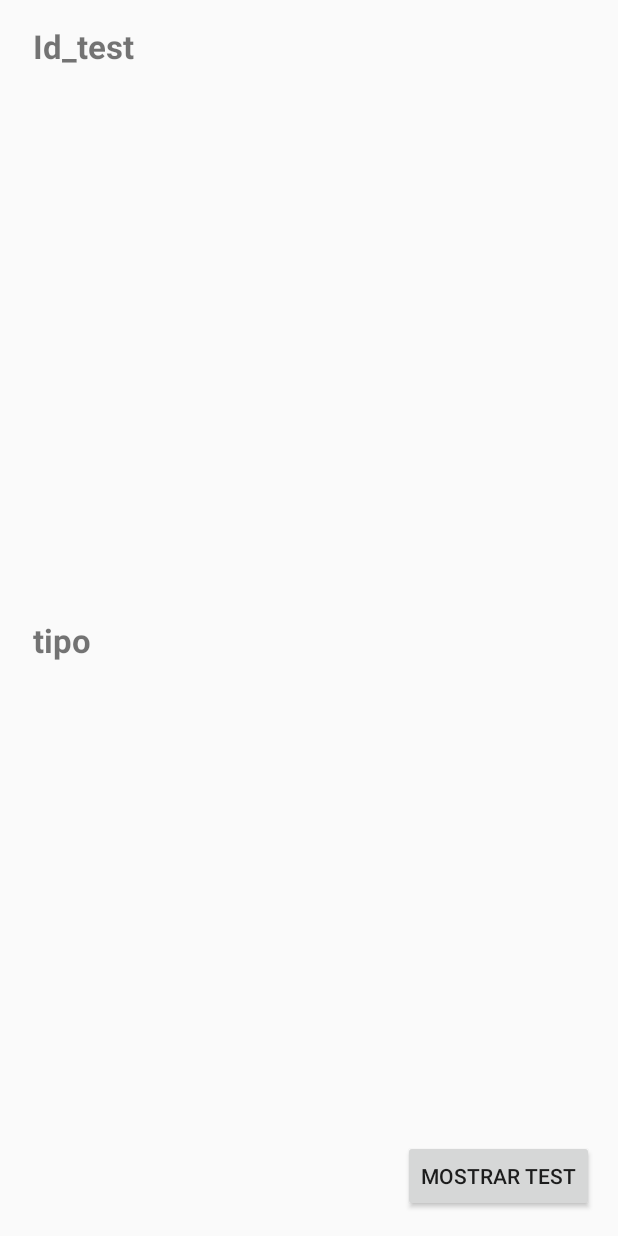
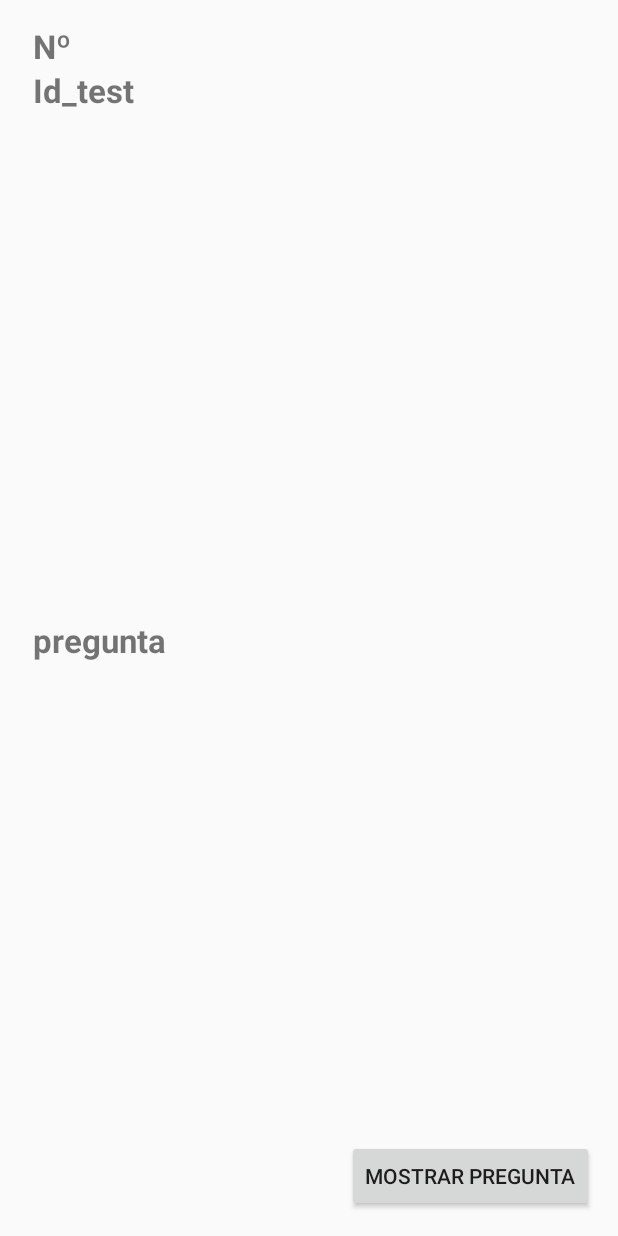
Before and after one commit to lalocl/quepues, an Android app: the screen it shows after launch (MainActivity), on a phone screen of 412 x 824 dp. Run offline under Robolectric (Android 15) with nearby library versions, the phone set to English and light mode, and no system bars.

Commit message:
TestDAO + PreguntaDAO con clave foranea Ok

```diff
--- a/app/src/main/java/com/wordpress/appsandroidsite/quepues/BBDD/DBHelper.java
+++ b/app/src/main/java/com/wordpress/appsandroidsite/quepues/BBDD/DBHelper.java
@@ -30,7 +30,7 @@ public class DBHelper extends SQLiteOpenHelper {
 
     //Cada vez que modifiquemos la base de datos hay que incrementar en uno el valor de esta variable
 
-    private static final int DATABASE_VERSION = 2;
+    private static final int DATABASE_VERSION = 4;
     //Nombre de la base de datos
     private static final String DATABASE_NAME="test.db";
 
@@ -56,8 +56,10 @@ public class DBHelper extends SQLiteOpenHelper {
                 + Pregunta.KEY_ID  + " INTEGER PRIMARY KEY AUTOINCREMENT ,"
                 + Pregunta.KEY_text + " TEXT, "
                 + Pregunta.KEY_ID_test  + " INTEGER, "
-                + Pregunta.KEY_number  + " INTEGER)";
-
+                + Pregunta.KEY_number  + " INTEGER, "
+                + " FOREIGN KEY ("+Pregunta.KEY_ID_test+") REFERENCES "+Test.TABLE+"("+Test.KEY_ID+")"
+                +");";
+        db.execSQL("PRAGMA foreign_keys =ON;");
         db.execSQL(CREATE_TABLE_TEST);
         db.execSQL(CREATE_TABLE_QUESTION);
 
--- a/app/src/main/java/com/wordpress/appsandroidsite/quepues/DAO/PreguntaDAO.java
+++ b/app/src/main/java/com/wordpress/appsandroidsite/quepues/DAO/PreguntaDAO.java
@@ -34,6 +34,7 @@ public class PreguntaDAO {
     //insertar
     public int insert(Pregunta pregunta){
         SQLiteDatabase db = dbHelper.getWritableDatabase();
+        db.execSQL("PRAGMA foreign_keys =ON;");
 
         //Creamos un array de clave-valor a partir de las variables asociadas en la clase modelo
         ContentValues values = new ContentValues();
--- a/app/src/main/java/com/wordpress/appsandroidsite/quepues/activity/MainActivity.java
+++ b/app/src/main/java/com/wordpress/appsandroidsite/quepues/activity/MainActivity.java
@@ -3,6 +3,7 @@ package com.wordpress.appsandroidsite.quepues.activity;
 import android.app.Activity;
 import android.database.sqlite.SQLiteDatabase;
 import android.os.Bundle;
+import android.util.Log;
 import android.view.Menu;
 import android.view.MenuItem;
 import android.view.View;
@@ -11,8 +12,10 @@ import android.widget.TextView;
 import android.widget.Toast;
 
 import com.wordpress.appsandroidsite.quepues.BBDD.DBHelper;
+import com.wordpress.appsandroidsite.quepues.DAO.PreguntaDAO;
 import com.wordpress.appsandroidsite.quepues.DAO.TestDAO;
 import com.wordpress.appsandroidsite.quepues.R;
+import com.wordpress.appsandroidsite.quepues.modelo.Pregunta;
 import com.wordpress.appsandroidsite.quepues.modelo.Test;
 
 
@@ -28,18 +31,18 @@ public class MainActivity extends Activity implements View.OnClickListener {
 
     /*
     //Tipo
-     */
+
     TextView test_id;
     TextView tipo;
     Test test;
+*/
 
-   /*
     //Preguntas
     TextView pregunta_id;
     TextView texto_pregunta;
     TextView numero_pregunta;
     TextView pregunta_test_id;
-    Pregunta pregunta;*/
+    Pregunta pregunta;
 
 
 
@@ -48,31 +51,30 @@ public class MainActivity extends Activity implements View.OnClickListener {
     @Override
     public void onClick(View v) {
 
+    /*
         test_id = (TextView) findViewById(R.id.test_Id);
         tipo=(TextView) findViewById(R.id.tipo);
-
+*/
         //INSERTAR TEST
-      /*  TestDAO testDAO= new TestDAO(MainActivity.this);
+       TestDAO testDAO= new TestDAO(MainActivity.this);
         Test nuevoTest = new Test();
         nuevoTest.tipo="Aula 10";
         int idTest= testDAO.insert(nuevoTest);
-        Toast toast=Toast.makeText(this,"Agregado test con id " + idTest, Toast.LENGTH_SHORT);
-        toast.show();*/
-     /*   nuevoTest("Aula 10");
-        nuevoTest("Escuela Negocio");*/
-
+        Toast toastT=Toast.makeText(this,"Agregado test con id " + idTest, Toast.LENGTH_SHORT);
+        toastT.show();
+        nuevoTest("Aula 10");
+        nuevoTest("Escuela Negocio");
+/*
         //BUSCAR TEST
         TestDAO testDAO2= new TestDAO(MainActivity.this);
         test=testDAO2.getTipeById(2);
         tipo.setText(test.tipo);
         test_id.setText(String.valueOf(test.test_ID));
 
+        */
 
 
-
-
-
-    /*    Log.i(TAG, "Pulsado botón");
+      Log.i(TAG, "Pulsado botón");
         texto_pregunta = (TextView) findViewById(R.id.texto_pregunta);
         pregunta_test_id=(TextView) findViewById(R.id.test_Id);
         numero_pregunta=(TextView) findViewById(R.id.numero_pregunta);
@@ -82,13 +84,19 @@ public class MainActivity extends Activity implements View.OnClickListener {
 
         PreguntaDAO pd = new PreguntaDAO(MainActivity.this);
         Pregunta nuevaPregunta= new Pregunta();
-        nuevaPregunta.test_ID=1;
-        nuevaPregunta.texto="Pregunta 1 Test1";
+        nuevaPregunta.test_ID=2;
+        nuevaPregunta.texto="Pregunta 2 Test 1";
         nuevaPregunta.numero=1;
         int idPregunta= pd.insert(nuevaPregunta);
-        Toast toast=Toast.makeText(this,"Agregado test con id " + idPregunta , Toast.LENGTH_SHORT);
-        toast.show();
 
+        if(idPregunta>0) {
+            Toast toast = Toast.makeText(this, "Agregado test con id " + idPregunta, Toast.LENGTH_SHORT);
+            toast.show();
+        }else{
+            Toast toast = Toast.makeText(this, "No se ha podido agregar la pregunta, comprueba que existe el test al que desea agregarlo", Toast.LENGTH_SHORT);
+            toast.show();
+        }
+        /*
         //PRUEBAS DE BUSCAR PREGUNTAS
         //a) Pregunta por Id
         PreguntaDAO preguntaDAO = new PreguntaDAO(MainActivity.this);
--- a/app/src/main/res/layout/main.xml
+++ b/app/src/main/res/layout/main.xml
@@ -6,8 +6,8 @@
     android:layout_height="match_parent"
     tools:context=".MainActivity">
     <!-- <include layout="@layout/pruebas"/>-->
-    <!--<include layout ="@layout/prueba_preguntas"/>-->
-    <include layout ="@layout/pruebas_test"/>
+    <include layout ="@layout/prueba_preguntas"/>
+   <!-- <include layout ="@layout/pruebas_test"/>-->
 
 
 
```
